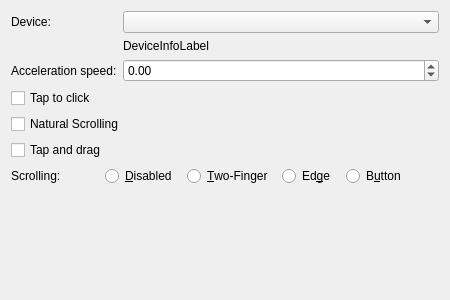
First picture: the form in lxqt-config-input/touchpadconfig.ui, repository lxqt/lxqt-config, before the edit.
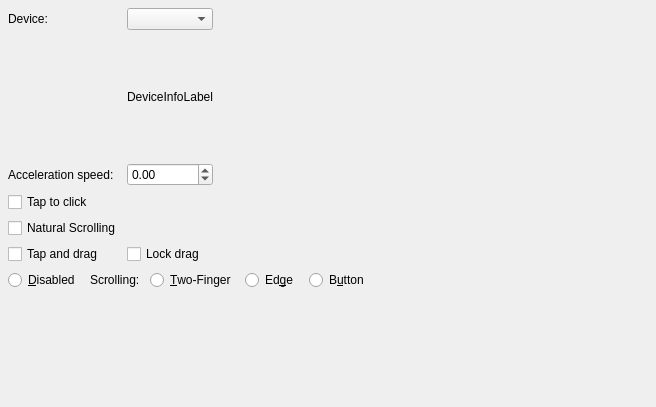
Second picture: the form after the edit.

```diff
--- a/lxqt-config-input/touchpadconfig.ui
+++ b/lxqt-config-input/touchpadconfig.ui
@@ -6,28 +6,37 @@
    <rect>
     <x>0</x>
     <y>0</y>
-    <width>450</width>
-    <height>300</height>
+    <width>656</width>
+    <height>407</height>
    </rect>
   </property>
   <property name="windowTitle">
    <string>TouchpadConfig </string>
   </property>
-  <layout class="QFormLayout" name="formLayout">
-   <item row="0" column="0">
-    <widget class="QLabel" name="label">
+  <widget class="QWidget" name="layoutWidget">
+   <property name="geometry">
+    <rect>
+     <x>8</x>
+     <y>8</y>
+     <width>642</width>
+     <height>282</height>
+    </rect>
+   </property>
+   <layout class="QGridLayout" name="gridLayout">
+    <item row="5" column="0">
+     <widget class="QCheckBox" name="tapToDragEnabledCheckBox">
      <property name="text">
-      <string>Device:</string>
+       <string>Tap and drag</string>
      </property>
     </widget>
    </item>
-   <item row="0" column="1">
-    <widget class="QComboBox" name="devicesComboBox"/>
-   </item>
-   <item row="1" column="1">
-    <widget class="QLabel" name="deviceInfoLabel">
+    <item row="5" column="1" colspan="2">
+     <widget class="QCheckBox" name="dragLockEnabledCheckBox">
+      <property name="enabled">
+       <bool>true</bool>
+      </property>
      <property name="text">
-      <string>DeviceInfoLabel</string>
+       <string>Lock drag</string>
      </property>
     </widget>
    </item>
@@ -38,71 +47,32 @@
      </property>
     </widget>
    </item>
-   <item row="2" column="1">
-    <widget class="QDoubleSpinBox" name="accelSpeedDoubleSpinBox">
-     <property name="decimals">
-      <number>2</number>
-     </property>
-     <property name="minimum">
-      <double>-1.000000000000000</double>
-     </property>
-     <property name="maximum">
-      <double>1.000000000000000</double>
-     </property>
-     <property name="singleStep">
-      <double>0.100000000000000</double>
-     </property>
-    </widget>
-   </item>
-   <item row="4" column="0" colspan="2">
+    <item row="3" column="0">
     <widget class="QCheckBox" name="tappingEnabledCheckBox">
      <property name="text">
       <string>Tap to click</string>
      </property>
     </widget>
    </item>
-   <item row="6" column="0" colspan="2">
-    <widget class="QCheckBox" name="naturalScrollingEnabledCheckBox">
+    <item row="0" column="0">
+     <widget class="QLabel" name="label">
      <property name="text">
-      <string>Natural Scrolling</string>
+       <string>Device:</string>
      </property>
     </widget>
    </item>
-   <item row="8" column="0" colspan="2">
-    <widget class="QCheckBox" name="tapToDragEnabledCheckBox">
+    <item row="1" column="1" colspan="2">
+     <widget class="QLabel" name="deviceInfoLabel">
      <property name="text">
-      <string>Tap and drag</string>
+       <string>DeviceInfoLabel</string>
      </property>
     </widget>
    </item>
-   <item row="9" column="0" colspan="2">
+    <item row="6" column="0" colspan="4">
     <layout class="QHBoxLayout" name="horizontalLayout">
      <property name="spacing">
       <number>10</number>
      </property>
-     <item>
-      <widget class="QLabel" name="label_2">
-       <property name="text">
-        <string>Scrolling:</string>
-       </property>
-      </widget>
-     </item>
-     <item>
-      <spacer name="horizontalSpacer_2">
-       <property name="orientation">
-        <enum>Qt::Horizontal</enum>
-       </property>
-       <property name="sizeType">
-        <enum>QSizePolicy::MinimumExpanding</enum>
-       </property>
-       <property name="sizeHint" stdset="0">
-        <size>
-         <width>10</width>
-         <height>5</height>
-        </size>
-       </property>
-      </spacer>
-     </item>
      <item>
       <widget class="QRadioButton" name="noScrollingRadioButton">
        <property name="text">
@@ -110,6 +80,13 @@
        </property>
       </widget>
      </item>
+      <item>
+       <widget class="QLabel" name="label_2">
+        <property name="text">
+         <string>Scrolling:</string>
+        </property>
+       </widget>
+      </item>
      <item>
       <widget class="QRadioButton" name="twoFingerScrollingRadioButton">
        <property name="text">
@@ -146,7 +123,47 @@
      </item>
     </layout>
    </item>
-  </layout>
+    <item row="2" column="3">
+     <spacer name="horizontalSpacer_3">
+      <property name="orientation">
+       <enum>Qt::Orientation::Horizontal</enum>
+      </property>
+      <property name="sizeHint" stdset="0">
+       <size>
+        <width>278</width>
+        <height>20</height>
+       </size>
+      </property>
+     </spacer>
+    </item>
+    <item row="2" column="1" colspan="2">
+     <widget class="QDoubleSpinBox" name="accelSpeedDoubleSpinBox">
+      <property name="decimals">
+       <number>2</number>
+      </property>
+      <property name="minimum">
+       <double>-1.000000000000000</double>
+      </property>
+      <property name="maximum">
+       <double>1.000000000000000</double>
+      </property>
+      <property name="singleStep">
+       <double>0.100000000000000</double>
+      </property>
+     </widget>
+    </item>
+    <item row="4" column="0">
+     <widget class="QCheckBox" name="naturalScrollingEnabledCheckBox">
+      <property name="text">
+       <string>Natural Scrolling</string>
+      </property>
+     </widget>
+    </item>
+    <item row="0" column="1" colspan="2">
+     <widget class="QComboBox" name="devicesComboBox"/>
+    </item>
+   </layout>
+  </widget>
  </widget>
  <resources/>
  <connections/>
```
Left out of the diff: 2 changed lines with no effect on the pictures. Lines whose indentation alone changed are shown as unchanged.
